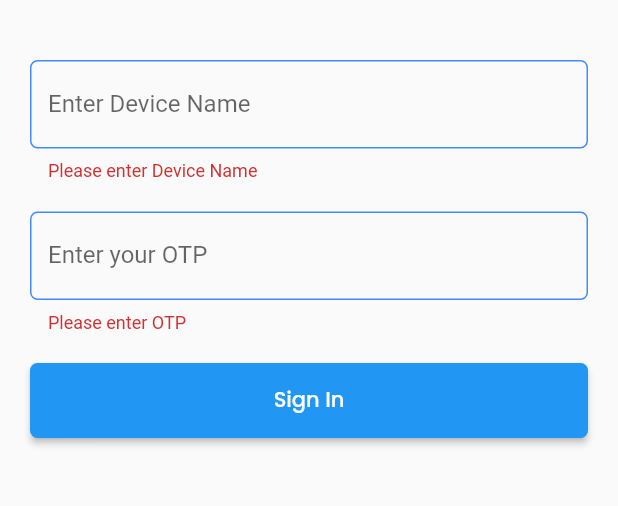
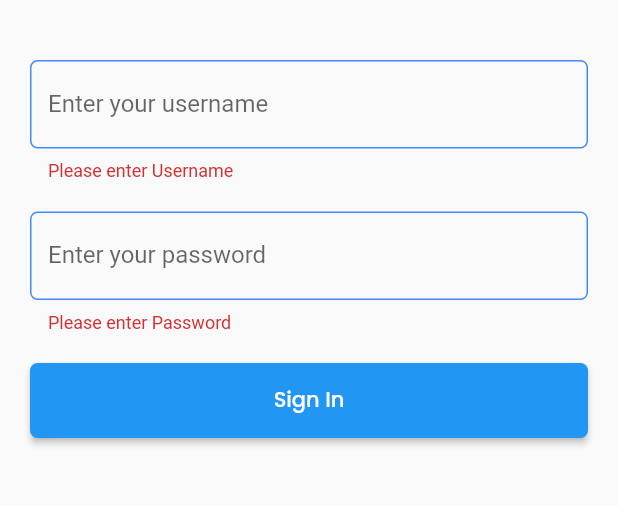
Before and after one commit to ashirali4/facetagr, a Flutter app: the screen it shows after launch, after a tap on "Sign In", on a phone screen of 412 x 824 dp, the part 459-965 px from its top. Run offline on Flutter 3.47's test engine with Material 2 defaults, Android fonts, the phone set to English and light mode, and no system bars; our stand-ins replace device_info_plus, flutter_easyloading, fluttertoast, google_fonts, hive, webview_flutter; accounts and stored records are empty; network calls fail.

```diff
--- /dev/null
+++ b/lib/constants/endpoints.dart
@@ -0,0 +1,4 @@
+
+
+String DEVICE_REGISTRATION='https://demoapi.facetagr.com/api/login/deviceregistration';
+String DEVICE_TOKEN='https://demoapi.facetagr.com/api/login/deviceaccesstoken';
--- a/lib/main.dart
+++ b/lib/main.dart
@@ -1,28 +1,52 @@
+import 'dart:io';
+
 import 'package:facetagr/pages/auth.dart';
+import 'package:facetagr/pages/webview.dart';
+import 'package:facetagr/utliz/data_storage.dart';
 import 'package:flutter/material.dart';
 import 'package:flutter/services.dart';
+import 'package:flutter_easyloading/flutter_easyloading.dart';
+import 'package:hive/hive.dart';
+import 'package:path_provider/path_provider.dart' as path_provider;
+import 'package:path_provider/path_provider.dart';
+import 'package:webview_flutter/webview_flutter.dart';
 
-void main() {
+import 'net/services.dart';
+
+
+
+
+Future<void> main() async {
+  WidgetsFlutterBinding.ensureInitialized();
+
+  Directory appDocDir = await getApplicationDocumentsDirectory();
+  Hive.init(appDocDir.path);
+
   SystemChrome.setPreferredOrientations([
     DeviceOrientation.portraitUp,
     DeviceOrientation.portraitDown
   ]);
-  runApp(const MyApp());
+
+  registrationCheck();
+  String websiteStatus=await getWebsiteStatus();
+  runApp(FaceTagrAlertsMain(status: websiteStatus,));
 }
 
-class MyApp extends StatelessWidget {
-  const MyApp({Key? key}) : super(key: key);
+class FaceTagrAlertsMain extends StatelessWidget {
+  final String status;
+  const FaceTagrAlertsMain({Key? key,required this.status}) : super(key: key);
 
   // This widget is the root of your application.
   @override
   Widget build(BuildContext context) {
     return MaterialApp(
       debugShowCheckedModeBanner: false,
-      title: 'Flutter Demo',
+      title: 'FaceTagr Alerts',
       theme: ThemeData(
         primarySwatch: Colors.blue,
       ),
-      home: const AuthScreen(),
+      builder: EasyLoading.init(),
+      home: status!=''  ? WebViewOpener(url: status,) : AuthScreen(),
     );
   }
 }
--- /dev/null
+++ b/lib/net/services.dart
@@ -0,0 +1,109 @@
+import 'dart:convert';
+import 'dart:io';
+import 'package:crypto/crypto.dart';
+import 'package:device_info_plus/device_info_plus.dart';
+import 'package:facetagr/constants/endpoints.dart';
+import 'package:facetagr/models/access_token.dart';
+import 'package:facetagr/models/device_registration.dart';
+import 'package:facetagr/utliz/data_storage.dart';
+import 'package:facetagr/utliz/device_details.dart';
+import 'package:flutter_easyloading/flutter_easyloading.dart';
+import 'package:hive/hive.dart';
+import 'package:http/http.dart' as http;
+
+Future<dynamic> DeviceRegistrationAPI() async {
+  var _content;
+  bool _error = false;
+  var details = await getDeviceDetails();
+  Map map = {
+    "DeviceUUID": details['id'],
+    "DeviceName": details['name'],
+    "DeviceType": details['type'],
+    "DeviceModel": details['model'],
+  };
+  var body = jsonEncode(map);
+  try {
+    var url = Uri.parse(DEVICE_REGISTRATION);
+    final response = await http
+        .post(url, body: body, headers: {'Content-Type': 'application/json'});
+    if (response != null) {
+      if (response.statusCode == 200 && response.body != null) {
+        List<DeviceRegistrationModel> deviceRegistrationresponse =
+        deviceRegistrationModelFromJson(jsonDecode(response.body));
+        _content = deviceRegistrationresponse;
+        StoreDeviceRegisration(deviceRegistrationresponse[0].clientId, deviceRegistrationresponse[0].secretKey, details['id']);
+      } else {
+        _error = true;
+        _content = response.body;
+      }
+    } else {
+      _error = true;
+    }
+  } on SocketException {
+    print(['deviceRegistration DioError']);
+    _error = true;
+    _content = 'Socket Exception';
+  }
+  return {"error": _error, "content": _content};
+}
+
+
+Future<dynamic> AccessTokenAPI(String username,String password) async {
+  EasyLoading.show(status: 'Authenticating ...',);
+  var _content;
+  bool _error = false;
+
+
+  String time=DateTime.now().toUtc().toString();
+  var data=await GetDeviceRegistraion();
+
+
+  if(data['id']=='' || data['deviceId']=='' || data['secret']==''){
+    DeviceRegistrationAPI();
+  }else{
+    var bytes1 = utf8.encode(data['id']+time+data['deviceId']+data['secret']);         // data being hashed
+    Digest sha512Result = sha512.convert(bytes1);
+    Map map = {
+      "ClientID": data['id'],
+      "UserName": username,
+      "UserPassword":password,
+      "UTCDateTime":time,
+      "Hash":sha512Result.toString().toUpperCase()
+    };
+
+    var body = jsonEncode(map);
+    print(body);
+
+    try {
+      var url = Uri.parse(DEVICE_TOKEN);
+      final response = await http
+          .post(url, body: body, headers: {'Content-Type': 'application/json'});
+      if (response != null) {
+        if (response.statusCode == 200 && response.body != null) {
+          try{
+            List<AccessTokenModel> accessTokenRespnse =
+            accessTokenModelFromJson(jsonDecode(response.body));
+            _content = accessTokenRespnse[0].postUrl+"?accesstoken="+accessTokenRespnse[0].accessToken;
+            StoreURLToken(_content);
+          }
+          catch(e){
+
+            _error = true;
+            _content = response.body;
+          }
+        } else {
+          _error = true;
+          _content = response.body;
+        }
+      } else {
+        _error = true;
+      }
+    } on SocketException {
+      print(['deviceToken DioError']);
+      _error = true;
+      _content = 'Socket Exception';
+    }
+  }
+  EasyLoading.dismiss();
+  return {"error": _error, "content": _content};
+}
--- a/lib/pages/auth.dart
+++ b/lib/pages/auth.dart
@@ -1,3 +1,6 @@
+import 'package:facetagr/net/services.dart';
+import 'package:facetagr/pages/webview.dart';
+import 'package:facetagr/utliz/toast.dart';
 import 'package:facetagr/widgets/button.dart';
 import 'package:flutter/cupertino.dart';
 import 'package:flutter/material.dart';
@@ -11,12 +14,23 @@ class AuthScreen extends StatefulWidget {
 
 class _AuthScreenState extends State<AuthScreen> {
   final _formKey = GlobalKey<FormState>();
+  TextEditingController username=TextEditingController();
+  TextEditingController password=TextEditingController();
 
-  void submitAction(){
+
+  Future<void> submitAction() async {
     if (_formKey.currentState!.validate()) {
-          ScaffoldMessenger.of(context).showSnackBar(
-        const SnackBar(content: Text('Processing Data')),
-      );
+      var a =await AccessTokenAPI(username.text,password.text);
+      if(!a['error']){
+        showToast('Logged In Successfully');
+        Navigator.pushAndRemoveUntil(
+            context,
+            MaterialPageRoute(builder: (BuildContext context) => WebViewOpener(url: a['content'])),
+                (Route<dynamic> route) => false
+        );
+      }else{
+        showToast('Something Went Wrong. Please Try Again');
+      }
     }
   }
 
@@ -25,7 +39,6 @@ class _AuthScreenState extends State<AuthScreen> {
     return Scaffold(
       appBar: AppBar(
         title: Text('FaceTagr Alerts',style: GoogleFonts.poppins(
-
         ),),
       ),
       body: SingleChildScrollView(
@@ -53,17 +66,18 @@ class _AuthScreenState extends State<AuthScreen> {
         mainAxisAlignment: MainAxisAlignment.center,
         crossAxisAlignment: CrossAxisAlignment.center,
         children: [
-          InputField('Device Name','Enter Device Name'),
-          InputField('OTP','Enter your OTP'),
+          InputField('Username','Enter your username',username),
+          InputField('Password','Enter your password',password),
         ],
       ),
     );
   }
 
-  Widget InputField(String hintText,String labelText){
+  Widget InputField(String hintText,String labelText,TextEditingController controller){
     return Padding(
       padding: const EdgeInsets.only(bottom: 20),
       child: TextFormField(
+        controller: controller,
           validator: (value) {
             if (value == null || value.isEmpty) {
               return 'Please enter '+hintText;
--- /dev/null
+++ b/lib/utliz/data_storage.dart
@@ -0,0 +1,59 @@
+
+import 'package:facetagr/net/services.dart';
+import 'package:hive/hive.dart';
+import 'package:http/http.dart';
+
+void StoreDeviceRegisration(String clientId,String secretKey,String deviceId ){
+  var clientData = Hive.box('clientData');
+  clientData.put('id', clientId);
+  clientData.put('secret', secretKey);
+  clientData.put('deviceId', deviceId);
+  print('!!!!!!!!!-- Data Stored in Local Storage  --!!!!!!!!!');
+  print('Client ID --- > ' + clientId);
+  print('Client Secret --- > ' + secretKey);
+  print('Device ID--- > '+   deviceId);
+}
+
+dynamic GetDeviceRegistraion() async {
+  var clientData =await  Hive.openBox('clientData');
+  return {
+    'id' : clientData.get('id')??'',
+    'secret': clientData.get('secret')??'',
+    'deviceId' : clientData.get('deviceId')??''
+  };
+}
+
+Future<void> registrationCheck() async {
+  var data=await GetDeviceRegistraion();
+  if(data['id']=='' || data['secret']==''){
+    DeviceRegistrationAPI();
+  }else{
+    print("Device Already Registered with --> " );
+    print("Client ID --- > " + data['id']);
+    print("Client Secret --- > " + data['secret']);
+    print("Device ID --- > " + data['deviceId']);
+
+  }
+}
+
+void StoreURLToken(String url){
+ try{
+   var websiteData = Hive.box('clientData');
+   websiteData.put('url', url);
+   print('!!!!!!!!!-- Data Stored in Local Storage  --!!!!!!!!!');
+   print('WebSite URL --- > ' + url);
+ }
+ catch(e){
+   print(e);
+ }
+}
+
+Future<String> getWebsiteStatus() async{
+  var clientData =await  Hive.openBox('clientData');
+  return clientData.get('url')??'';
+}
+
+void removeWebsiteUrl() async{
+  var clientData =await  Hive.openBox('clientData');
+  clientData.delete('url');
+}
--- /dev/null
+++ b/lib/utliz/device_details.dart
@@ -0,0 +1,38 @@
+import 'dart:io';
+
+import 'package:device_info_plus/device_info_plus.dart';
+
+Future<dynamic> getDeviceDetails() async {
+  String? id='';
+  String? deviceName='';
+  String? deviceType='';
+  String? deviceModel='';
+
+
+  var deviceInfo = DeviceInfoPlugin();
+  if (Platform.isIOS) { // import 'dart:io'
+    var iosDeviceInfo = await deviceInfo.iosInfo;
+    id = iosDeviceInfo.identifierForVendor; // unique ID on iOS
+    deviceName= iosDeviceInfo.name;
+    deviceType = 'IOS';
+    deviceModel = iosDeviceInfo.model;
+  } else {
+    var androidDeviceInfo = await deviceInfo.androidInfo;
+    id =  androidDeviceInfo.androidId; // unique ID on iOS
+    deviceName= androidDeviceInfo.device;
+    deviceType = 'Android';
+    deviceModel = androidDeviceInfo.model;
+  }
+
+  print("DEVICE ID -- > " + id.toString());
+  print("DEVICE NAME -- > " + deviceName.toString());
+  print("DEVICE TYPE -- > " + deviceType.toString());
+  print("DEVICE MODEL -- > " + deviceModel.toString());
+
+  return {
+    'id':id,
+    'name' : deviceName,
+    'type' : deviceType,
+    'model': deviceModel
+  };
+}
```
Also changed, not shown: lib/models/access_token.dart (added, +30 -0 lines), lib/models/device_registration.dart (added, +32 -0 lines), lib/pages/webview.dart (added, +52 -0 lines), lib/utliz/toast.dart (added, +22 -0 lines), pubspec.yaml (+11 -0 lines), pubspec.lock, 15 other files.
